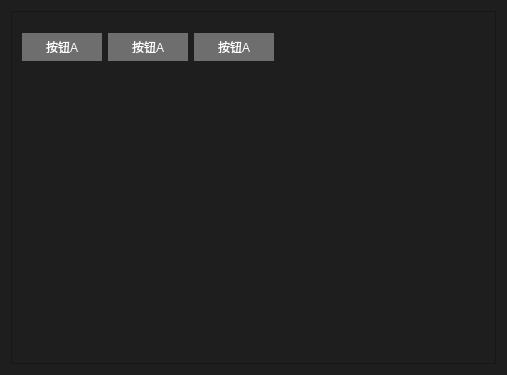
Qt form PageBasic.ui (gongjianbo/LearnQSS) before a commit.
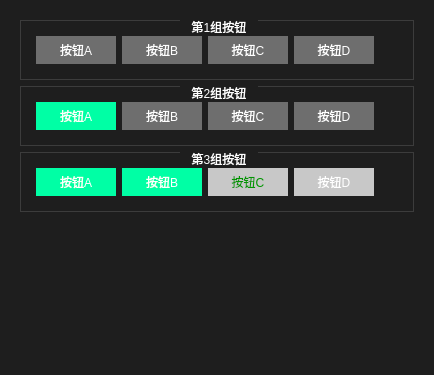
The same form after that commit. Icons and pictures are not drawn.

Commit message: 按钮QPushButton样式

The edit to the form file:
```diff
--- a/PageBasic.ui
+++ b/PageBasic.ui
@@ -6,7 +6,7 @@
    <rect>
     <x>0</x>
     <y>0</y>
-    <width>507</width>
+    <width>434</width>
     <height>375</height>
    </rect>
   </property>
@@ -14,9 +14,35 @@
    <string>Form</string>
   </property>
   <property name="styleSheet">
-   <string notr="true">*{
+   <string notr="true">/*
+rgb(255,165,0)橙黄色
+rgb(0,255,165)青绿色
+rgb(0,165,255)青蓝色
+*/
+*{
+margin:0;
+padding:0;
+border:0;
+font: 14px &quot;SimSun&quot;;
+color: white;
 background-color: rgb(30, 30, 30);
 }
+/*QGroupBox*/
+QGroupBox{
+color: white;
+padding: 6px;
+margin: 0;
+margin-top: 1ex;
+border: 1px solid rgb(60, 60, 60);
+}
+QGroupBox::title{
+subcontrol-origin: margin;
+subcontrol-position: top center;
+padding: 0 10px;
+}
+/*QGroupBox::indicator{}*/
+/*QGroupBox::indicator:unchecked{}*/
+/*按钮-flat和default两个没用到*/
 QPushButton{
 margin: 0;
 padding: 0;
@@ -29,6 +55,42 @@
 }
 QPushButton:hover{
 background-color: rgb(255, 165, 0);
+}
+QPushButton:pressed{
+background-color: rgb(255, 135, 0);
+}
+QPushButton:checked{
+background-color: rgb(0, 255, 165);
+}
+QPushButton:checked:hover{
+background-color: rgb(255, 165, 0);
+color: rgb(0, 150, 0);
+}
+QPushButton:checked:pressed{
+background-color: rgb(255, 135, 0);
+color: rgb(0, 150, 0);
+}
+QPushButton:disabled{
+background-color: rgb(200, 200, 200);
+}
+QPushButton:checked:disabled{
+background-color: rgb(200, 200, 200);
+color: rgb(0, 150, 0);
+}
+/*按钮菜单图标*/
+QPushButton::menu-indicator{
+width: 12px;
+height: 12px;
+background-color: transparent;
+subcontrol-origin: padding;
+subcontrol-position: right center;
+right: 5px;
+image: url(:/img/logo.png);
+}
+QPushButton::menu-indicator:hover{
+}
+QPushButton::menu-indicator:pressed,
+QPushButton::menu-indicator:open{
 }</string>
   </property>
   <layout class="QVBoxLayout" name="verticalLayout">
@@ -42,56 +104,217 @@
        <rect>
         <x>0</x>
         <y>0</y>
-        <width>487</width>
-        <height>355</height>
+        <width>416</width>
+        <height>357</height>
        </rect>
       </property>
-      <widget class="QWidget" name="">
-       <property name="geometry">
-        <rect>
-         <x>10</x>
-         <y>20</y>
-         <width>300</width>
-         <height>30</height>
-        </rect>
-       </property>
-       <layout class="QHBoxLayout" name="horizontalLayout">
-        <item>
-         <widget class="QPushButton" name="btnA">
-          <property name="text">
-           <string>按钮A</string>
-          </property>
-         </widget>
-        </item>
-        <item>
-         <widget class="QPushButton" name="btnB">
-          <property name="text">
-           <string>按钮A</string>
-          </property>
-         </widget>
-        </item>
-        <item>
-         <widget class="QPushButton" name="btnC">
-          <property name="text">
-           <string>按钮A</string>
-          </property>
-         </widget>
-        </item>
-        <item>
-         <spacer name="horizontalSpacer">
-          <property name="orientation">
-           <enum>Qt::Horizontal</enum>
-          </property>
-          <property name="sizeHint" stdset="0">
-           <size>
-            <width>40</width>
-            <height>20</height>
-           </size>
-          </property>
-         </spacer>
-        </item>
-       </layout>
-      </widget>
+      <layout class="QVBoxLayout" name="verticalLayout_2">
+       <item>
+        <widget class="QGroupBox" name="groupBox1">
+         <property name="title">
+          <string>第1组按钮</string>
+         </property>
+         <layout class="QHBoxLayout" name="horizontalLayout">
+          <item>
+           <widget class="QPushButton" name="btnA1">
+            <property name="text">
+             <string>按钮A</string>
+            </property>
+           </widget>
+          </item>
+          <item>
+           <widget class="QPushButton" name="btnB1">
+            <property name="text">
+             <string>按钮B</string>
+            </property>
+           </widget>
+          </item>
+          <item>
+           <widget class="QPushButton" name="btnC1">
+            <property name="text">
+             <string>按钮C</string>
+            </property>
+           </widget>
+          </item>
+          <item>
+           <widget class="QPushButton" name="btnD1">
+            <property name="text">
+             <string>按钮D</string>
+            </property>
+           </widget>
+          </item>
+          <item>
+           <spacer name="horizontalSpacer">
+            <property name="orientation">
+             <enum>Qt::Horizontal</enum>
+            </property>
+            <property name="sizeHint" stdset="0">
+             <size>
+              <width>19</width>
+              <height>5</height>
+             </size>
+            </property>
+           </spacer>
+          </item>
+         </layout>
+        </widget>
+       </item>
+       <item>
+        <widget class="QGroupBox" name="groupBox2">
+         <property name="title">
+          <string>第2组按钮</string>
+         </property>
+         <property name="checkable">
+          <bool>false</bool>
+         </property>
+         <layout class="QHBoxLayout" name="horizontalLayout_2">
+          <item>
+           <widget class="QPushButton" name="btnA2">
+            <property name="text">
+             <string>按钮A</string>
+            </property>
+            <property name="checkable">
+             <bool>true</bool>
+            </property>
+            <property name="checked">
+             <bool>true</bool>
+            </property>
+           </widget>
+          </item>
+          <item>
+           <widget class="QPushButton" name="btnB2">
+            <property name="text">
+             <string>按钮B</string>
+            </property>
+            <property name="checkable">
+             <bool>true</bool>
+            </property>
+           </widget>
+          </item>
+          <item>
+           <widget class="QPushButton" name="btnC2">
+            <property name="text">
+             <string>按钮C</string>
+            </property>
+            <property name="checkable">
+             <bool>true</bool>
+            </property>
+           </widget>
+          </item>
+          <item>
+           <widget class="QPushButton" name="btnD2">
+            <property name="text">
+             <string>按钮D</string>
+            </property>
+            <property name="checkable">
+             <bool>true</bool>
+            </property>
+           </widget>
+          </item>
+          <item>
+           <spacer name="horizontalSpacer_2">
+            <property name="orientation">
+             <enum>Qt::Horizontal</enum>
+            </property>
+            <property name="sizeHint" stdset="0">
+             <size>
+              <width>160</width>
+              <height>20</height>
+             </size>
+            </property>
+           </spacer>
+          </item>
+         </layout>
+        </widget>
+       </item>
+       <item>
+        <widget class="QGroupBox" name="groupBox3">
+         <property name="title">
+          <string>第3组按钮</string>
+         </property>
+         <layout class="QHBoxLayout" name="horizontalLayout_3">
+          <item>
+           <widget class="QPushButton" name="btnA3">
+            <property name="text">
+             <string>按钮A</string>
+            </property>
+            <property name="checkable">
+             <bool>true</bool>
+            </property>
+            <property name="checked">
+             <bool>true</bool>
+            </property>
+           </widget>
+          </item>
+          <item>
+           <widget class="QPushButton" name="btnB3">
+            <property name="text">
+             <string>按钮B</string>
+            </property>
+            <property name="checkable">
+             <bool>true</bool>
+            </property>
+            <property name="checked">
+             <bool>true</bool>
+            </property>
+           </widget>
+          </item>
+          <item>
+           <widget class="QPushButton" name="btnC3">
+            <property name="enabled">
+             <bool>false</bool>
+            </property>
+            <property name="text">
+             <string>按钮C</string>
+            </property>
+            <property name="checkable">
+             <bool>true</bool>
+            </property>
+            <property name="checked">
+             <bool>true</bool>
+            </property>
+           </widget>
+          </item>
+          <item>
+           <widget class="QPushButton" name="btnD3">
+            <property name="enabled">
+             <bool>false</bool>
+            </property>
+            <property name="text">
+             <string>按钮D</string>
+            </property>
+           </widget>
+          </item>
+          <item>
+           <spacer name="horizontalSpacer_3">
+            <property name="orientation">
+             <enum>Qt::Horizontal</enum>
+            </property>
+            <property name="sizeHint" stdset="0">
+             <size>
+              <width>160</width>
+              <height>20</height>
+             </size>
+            </property>
+           </spacer>
+          </item>
+         </layout>
+        </widget>
+       </item>
+       <item>
+        <spacer name="verticalSpacer">
+         <property name="orientation">
+          <enum>Qt::Vertical</enum>
+         </property>
+         <property name="sizeHint" stdset="0">
+          <size>
+           <width>20</width>
+           <height>126</height>
+          </size>
+         </property>
+        </spacer>
+       </item>
+      </layout>
      </widget>
     </widget>
    </item>
```
Left out of the diff: 4 changed lines with no effect on the pictures. The commit also changes 5 other files.
